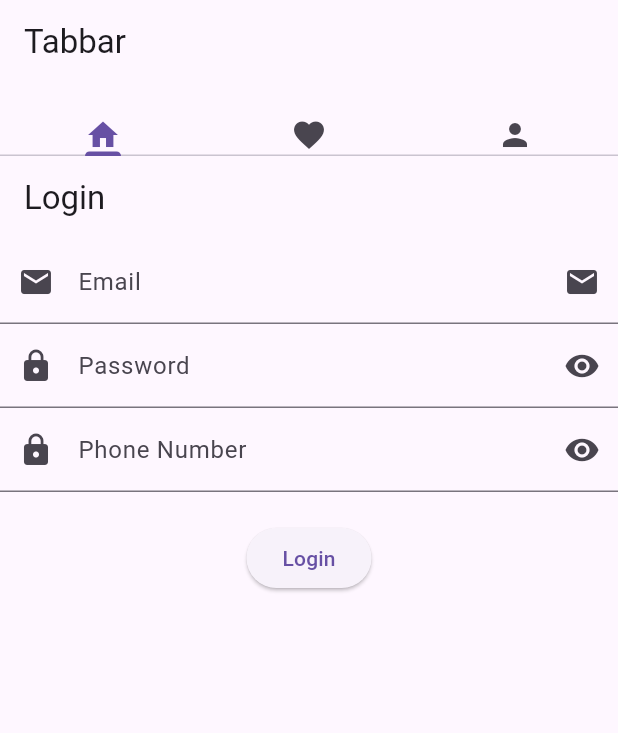
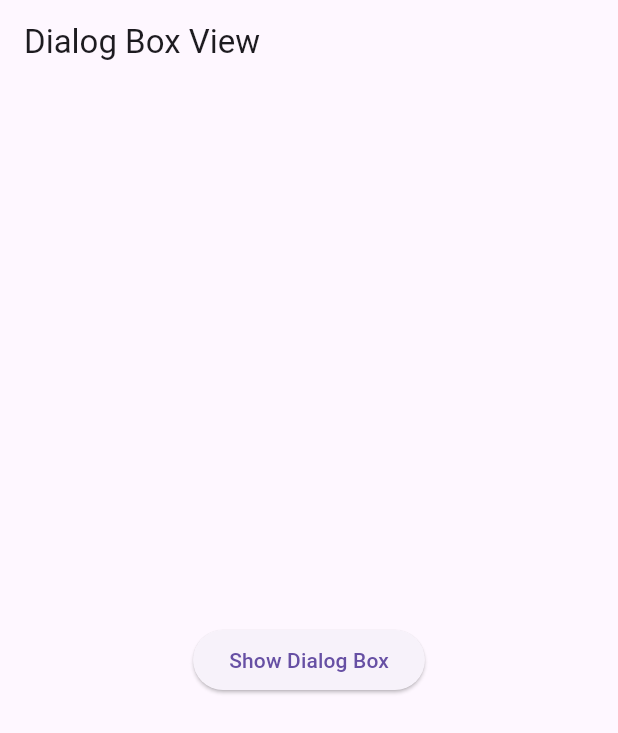
Before and after one commit to MuhammadAliKust/UsamaProject, a Flutter app: the screen it shows after launch, on a phone screen of 412 x 824 dp. Shown: the top 733 px of the screen. Run offline on Flutter 3.47's test engine with Material 3 defaults, Android fonts, the phone set to English and light mode, and no system bars; our stand-ins replace smooth_page_indicator.

Commit message:
DialogBox Done

```diff
--- /dev/null
+++ b/lib/dialog_box.dart
@@ -0,0 +1,33 @@
+import 'package:flutter/material.dart';
+
+class DialogBoxView extends StatelessWidget {
+  const DialogBoxView({super.key});
+
+  @override
+  Widget build(BuildContext context) {
+    return Scaffold(
+      appBar: AppBar(
+        title: Text("Dialog Box View"),
+      ),
+      body: Center(
+        child: ElevatedButton(
+          onPressed: () {
+            showDialog(context: context, builder: (context){
+              return AlertDialog(
+                title: Text("Message!"),
+                content: Text("This is first dialog"),
+                actions: [
+                  TextButton(onPressed: (){}, child: Text("Yes")),
+                  TextButton(onPressed: (){
+                    Navigator.pop(context);
+                  }, child: Text("No")),
+                ],
+              );
+            });
+          },
+          child: Text("Show Dialog Box"),
+        ),
+      ),
+    );
+  }
+}
--- a/lib/login_view.dart
+++ b/lib/login_view.dart
@@ -54,6 +54,8 @@ class LoginView extends StatelessWidget {
           ),
           ElevatedButton(
               onPressed: () {
+                Navigator.pop(context);
+                return;
                 if (emailController.text.isEmpty) {
                   ScaffoldMessenger.of(context).showSnackBar(
                       SnackBar(content: Text("Email cannot be empty.")));
--- a/lib/main.dart
+++ b/lib/main.dart
@@ -1,5 +1,6 @@
 import 'package:flutter/material.dart';
 import 'package:usama_project/bottom_bar.dart';
+import 'package:usama_project/dialog_box.dart';
 import 'package:usama_project/dynamic_list_view.dart';
 import 'package:usama_project/gride_view_builder.dart';
 import 'package:usama_project/list_view_builder.dart';
@@ -19,7 +20,7 @@ class MyApp extends StatelessWidget {
   @override
   Widget build(BuildContext context) {
     return const MaterialApp(
-      home: TabbarViewDemo(),
+      home: DialogBoxView(),
     );
   }
 }
```
